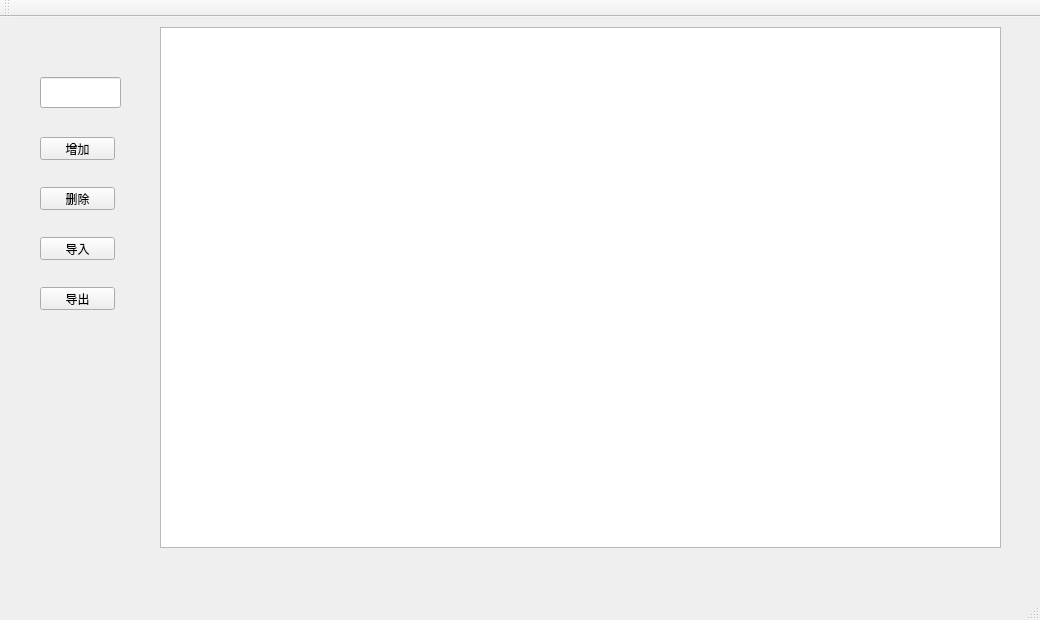
This is TimeReminder/TimeReminder/mainwindow.ui in chailyuan/TimerReminder as Qt 5 draws it before an edit. The edited form follows.
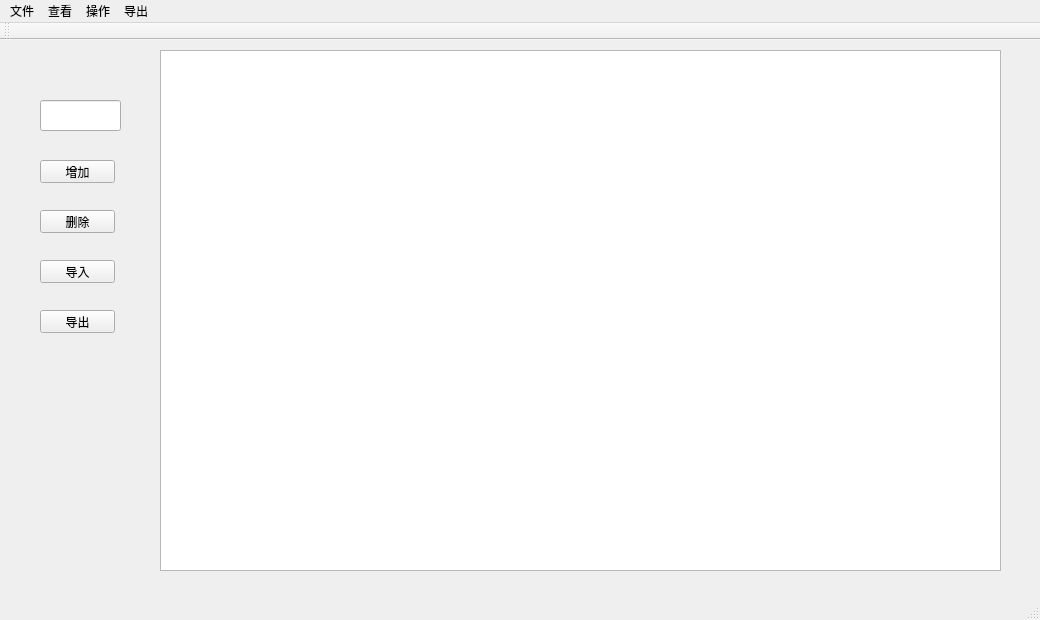
This is the edited form. Icons and pictures are not drawn.

The edit to the form file:
```diff
--- a/TimeReminder/TimeReminder/mainwindow.ui
+++ b/TimeReminder/TimeReminder/mainwindow.ui
@@ -100,6 +100,36 @@
      <height>23</height>
     </rect>
    </property>
+   <widget class="QMenu" name="menu">
+    <property name="title">
+     <string>文件</string>
+    </property>
+   </widget>
+   <widget class="QMenu" name="menu_2">
+    <property name="title">
+     <string>查看</string>
+    </property>
+    <addaction name="action_FindRepeat"/>
+    <addaction name="action_FindAll"/>
+   </widget>
+   <widget class="QMenu" name="menu_3">
+    <property name="title">
+     <string>操作</string>
+    </property>
+    <addaction name="action_MenuBar_Add"/>
+    <addaction name="action_MenuBar_Delete"/>
+    <addaction name="action_MenuBar_Import"/>
+    <addaction name="action_MenuBar_Export"/>
+   </widget>
+   <widget class="QMenu" name="menu_4">
+    <property name="title">
+     <string>导出</string>
+    </property>
+   </widget>
+   <addaction name="menu"/>
+   <addaction name="menu_2"/>
+   <addaction name="menu_3"/>
+   <addaction name="menu_4"/>
   </widget>
   <widget class="QToolBar" name="mainToolBar">
    <attribute name="toolBarArea">
```
Left out of the diff: 30 changed lines with no effect on the pictures.
